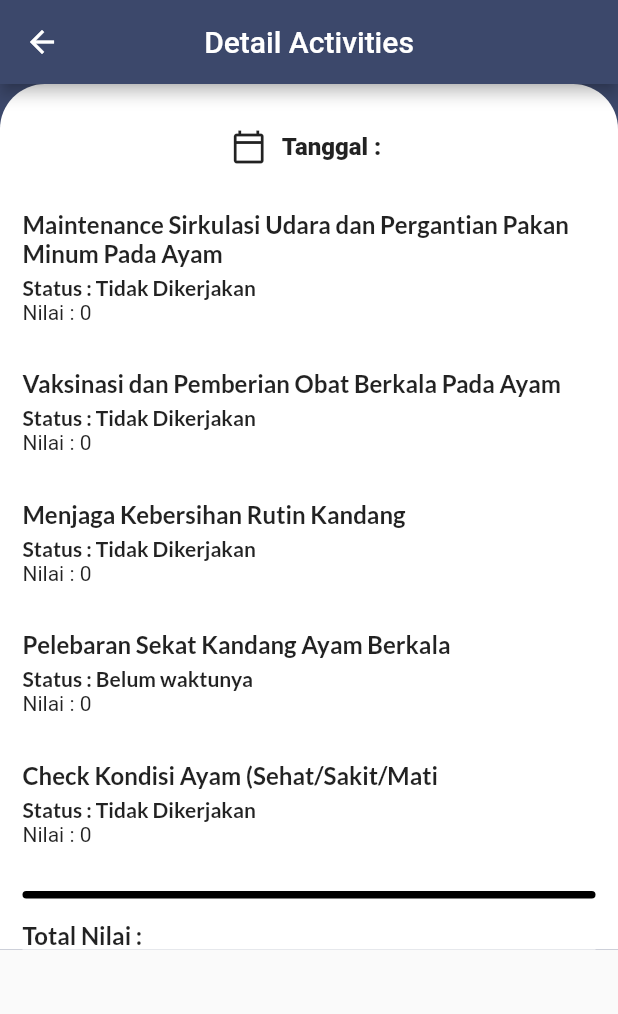
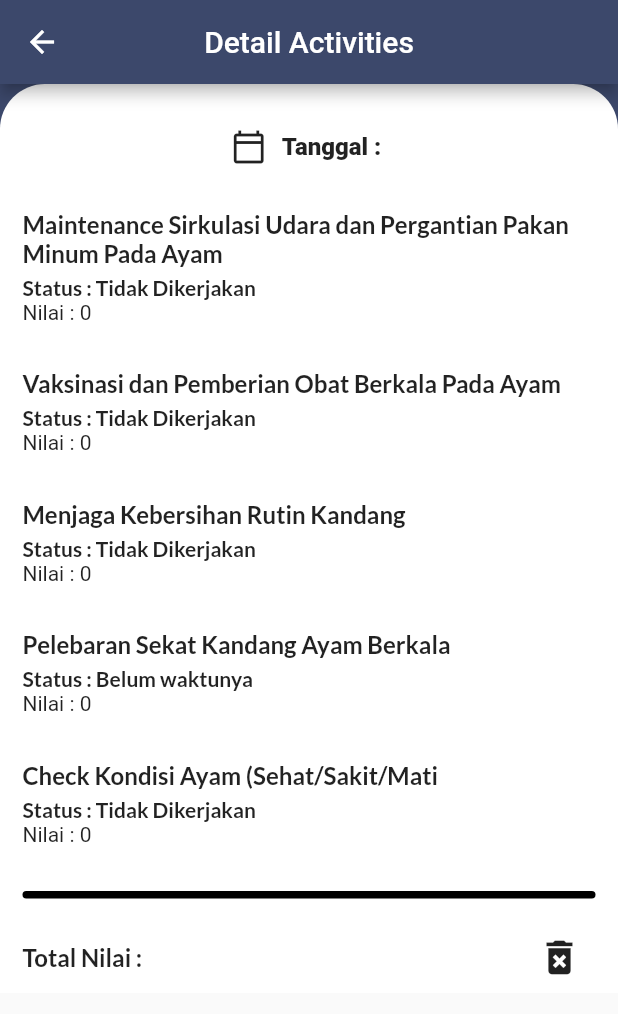
Before and after one commit to Rokel15/Jea-Aplikasi-Penulisan-Ilmiah-Gunadarma, a Flutter app: the See_Detail screen opened directly with empty values, on a phone screen of 412 x 824 dp. Shown: the top 1014 px of the screen. Run offline on Flutter 3.47's test engine with Material 2 defaults, Android fonts, the phone set to English and light mode, and no system bars; our stand-ins replace cloud_firestore, firebase_core, flutter_staggered_animations, get, google_fonts, sqflite; missing offline and left inert: syncfusion_flutter_pdfviewer; accounts and stored records are empty; Roboto replaces fonts that are missing (Aboreto).

Commit message:
delete document

```diff
--- a/lib/ui/Activities/See_Detail.dart
+++ b/lib/ui/Activities/See_Detail.dart
@@ -1,6 +1,7 @@
 import 'package:flutter/material.dart';
 import 'package:cloud_firestore/cloud_firestore.dart';
 import 'package:google_fonts/google_fonts.dart';
+import 'package:get/get.dart';
 
 class See_Detail extends StatelessWidget {
 
@@ -38,6 +39,7 @@ class See_Detail extends StatelessWidget {
                 ),
                 child: detail(
                   Ask_data: data,
+                  documentSnapshot: documentSnapshot,
                 )
             ),
           ),
@@ -48,9 +50,11 @@ class See_Detail extends StatelessWidget {
 }
 
 class detail extends StatelessWidget {
+  DocumentSnapshot documentSnapshot;
   Map<String, dynamic> Ask_data;
   detail({
     required this.Ask_data,
+    required this.documentSnapshot
   });
 
   @override
@@ -258,6 +262,9 @@ class detail extends StatelessWidget {
               color: Colors.black
             ),
           ),
+          Row(
+            mainAxisAlignment: MainAxisAlignment.spaceBetween,
+            children: [
               Text(
                 'Total Nilai\t: ${Ask_data['Total Nilai']}',
                 style: GoogleFonts.lato(
@@ -265,6 +272,18 @@ class detail extends StatelessWidget {
                     fontWeight: FontWeight.w600
                 ),
               ),
+              IconButton(
+                icon: Icon(
+                  Icons.delete_forever,
+                  size: 30,
+                ),
+                onPressed: (){
+                  documentSnapshot.reference.delete();
+                  Get.back();
+                },
+              )
+            ],
+          ),
         ],
       ),
     );
--- a/lib/ui/Afkeur/addData_Afkeur.dart
+++ b/lib/ui/Afkeur/addData_Afkeur.dart
@@ -424,13 +424,14 @@ class _addData_AfkeurState extends State<addData_Afkeur> {
   }
 
   add_toTable() async{
-    int val = await afkeurController.addAfkeur(
+    await afkeurController.addAfkeur(
       afkeurModel: AfkeurModel(
           startDate: startDate,
           jumlahAyam: int.parse(inputJumlah_controller.text),
           kondisi: valKondisi,
           endDate: endDate),
     );
-    print('the id : $val');
+    afkeurController.getAfkeurData();
+    // print('the id : $val');
   }
 }
```
Lines whose indentation alone changed are shown as unchanged.
